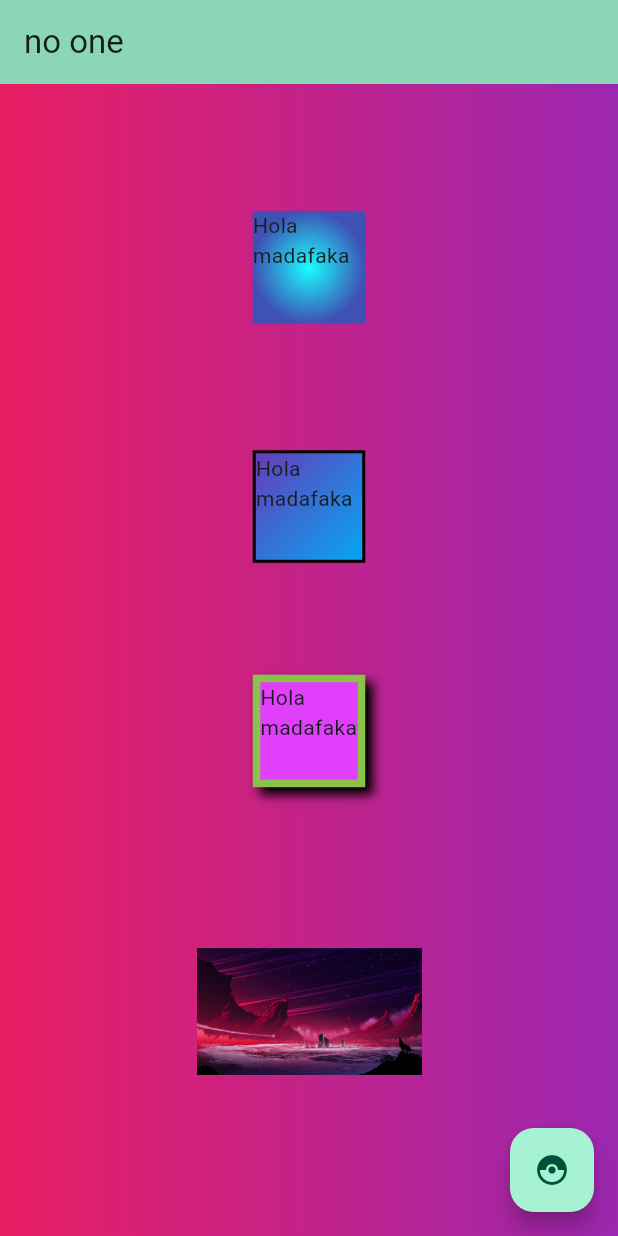
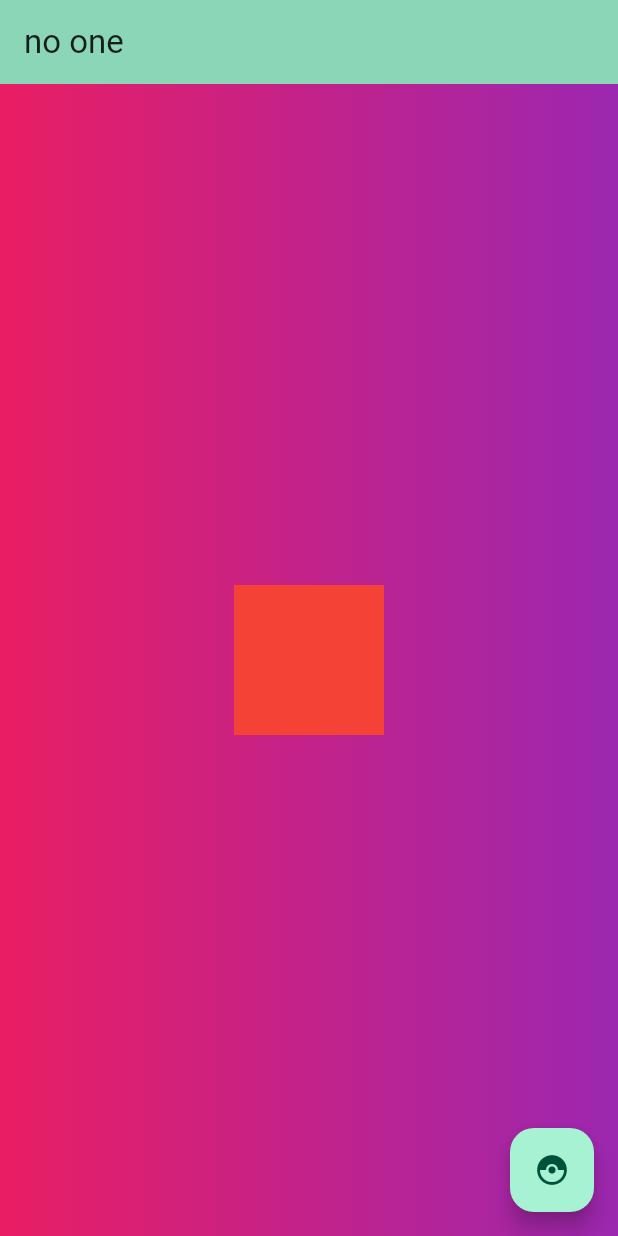
Before and after one commit to IvanRS9/first_flutter_app, a Flutter app: the screen it shows after launch, on a phone screen of 412 x 824 dp. Run offline on Flutter 3.47's test engine with Material 3 defaults, Android fonts, the phone set to English and light mode, and no system bars.

Commit message:
Componente basico

```diff
--- /dev/null
+++ b/lib/components/container.dart
@@ -0,0 +1,17 @@
+import 'package:flutter/material.dart';
+
+class ContainerItem extends StatelessWidget {
+  final Color color;
+
+  const ContainerItem({required this.color});
+
+  @override
+
+  Widget build(BuildContext context) {
+    return Container(
+      width: 100,
+      height: 100,
+      color: color,
+    );
+  }
+}
--- a/lib/main.dart
+++ b/lib/main.dart
@@ -1,4 +1,5 @@
 import 'package:flutter/material.dart';
+import './components/container.dart';
 
 void main() {
   runApp(const MyApp());
@@ -110,6 +111,7 @@ class _MyHomePageState extends State<MyHomePage> {
             // wireframe for each widget.
             mainAxisAlignment: MainAxisAlignment.spaceEvenly,
             children: <Widget>[
+              ContainerItem(color: Colors.red),
               // const Text(
               //   'You have pushed the button this many times:',
               // ),
@@ -117,64 +119,64 @@ class _MyHomePageState extends State<MyHomePage> {
               //   '$_counter',
               //   style: Theme.of(context).textTheme.headlineMedium,
               // ),
-              Container(
-                margin: EdgeInsets.all(10),
-                width: 75,
-                height: 75,
-                decoration: BoxDecoration(
-                    gradient: RadialGradient(
-                        center: Alignment.center,
-                        radius: 0.5,
-                        colors: [Colors.cyanAccent, Colors.indigo])),
-                child: const Text("Hola madafaka"),
-                alignment: Alignment.topLeft,
-              ),
-              Container(
-                width: 75,
-                height: 75,
-                decoration: BoxDecoration(
-                    gradient: LinearGradient(
-                        colors: [Colors.deepPurple, Colors.lightBlue],
-                        begin: Alignment.topLeft,
-                        end: Alignment.bottomRight),
-                    border: Border.all(width: 2)),
-                child: const Text("Hola madafaka"),
-                alignment: Alignment.topLeft,
-              ),
-              Container(
-                width: 75,
-                height: 75,
-                decoration: BoxDecoration(
-                    border: Border.all(color: Colors.lightGreen, width: 5),
-                    color: Colors.purpleAccent,
-                    boxShadow: [
-                      BoxShadow(
-                          color: Colors.black,
-                          offset: Offset(5, 5),
-                          blurRadius: 5)
-                    ]),
-                child: const Text("Hola madafaka"),
-                alignment: Alignment.topLeft,
-              ),
-              InkWell(
-                onTap: (){
-                  ScaffoldMessenger.of(context).showSnackBar(
-                    SnackBar(content: Text("One Tap"))
-                  );
-                },
-                onDoubleTap: () {
-                  ScaffoldMessenger.of(context).showSnackBar(
-                    SnackBar(content: Text("Double tap"))
-                  );
-                },
-                child: Container(
-                  width: 150,
-                  height: 150,
-                  decoration: BoxDecoration(
-                      image: DecorationImage(
-                          image: AssetImage("assets/wallpaper.jpg"))),
-                ),
-              )
+              // Container(
+              //   margin: EdgeInsets.all(10),
+              //   width: 75,
+              //   height: 75,
+              //   decoration: BoxDecoration(
+              //       gradient: RadialGradient(
+              //           center: Alignment.center,
+              //           radius: 0.5,
+              //           colors: [Colors.cyanAccent, Colors.indigo])),
+              //   child: const Text("Hola madafaka"),
+              //   alignment: Alignment.topLeft,
+              // ),
+              // Container(
+              //   width: 75,
+              //   height: 75,
+              //   decoration: BoxDecoration(
+              //       gradient: LinearGradient(
+              //           colors: [Colors.deepPurple, Colors.lightBlue],
+              //           begin: Alignment.topLeft,
+              //           end: Alignment.bottomRight),
+              //       border: Border.all(width: 2)),
+              //   child: const Text("Hola madafaka"),
+              //   alignment: Alignment.topLeft,
+              // ),
+              // Container(
+              //   width: 75,
+              //   height: 75,
+              //   decoration: BoxDecoration(
+              //       border: Border.all(color: Colors.lightGreen, width: 5),
+              //       color: Colors.purpleAccent,
+              //       boxShadow: [
+              //         BoxShadow(
+              //             color: Colors.black,
+              //             offset: Offset(5, 5),
+              //             blurRadius: 5)
+              //       ]),
+              //   child: const Text("Hola madafaka"),
+              //   alignment: Alignment.topLeft,
+              // ),
+              // InkWell(
+                // onTap: (){
+                //   ScaffoldMessenger.of(context).showSnackBar(
+                //     SnackBar(content: Text("One Tap"))
+                //   );
+                // },
+                // onDoubleTap: () {
+                //   ScaffoldMessenger.of(context).showSnackBar(
+                //     SnackBar(content: Text("Double tap"))
+                //   );
+                // },
+                // child: Container(
+                //   width: 150,
+                //   height: 150,
+                //   decoration: BoxDecoration(
+                //       image: DecorationImage(
+                //           image: AssetImage("assets/wallpaper.jpg"))),
+                // ),
+              // )
             ],
           ),
         ),
```
